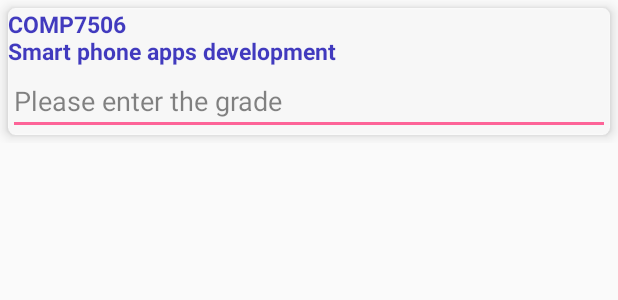
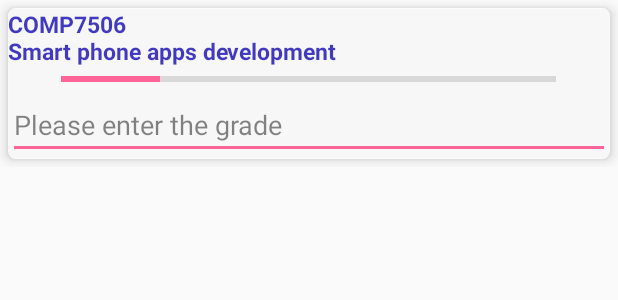
Before and after one commit to SmartPhoneGroup14/CourseSchedule, an Android app: the layout cardview_grade.xml on its own in the app's theme, with its tools: preview values and no code run, on a phone screen of 412 x 824 dp. Shown: the top 300 px of the screen. Run offline under Robolectric (Android 15) with nearby library versions, the phone set to English and light mode, and no system bars.

Commit message:
Add GPA calculator to Bottom Navigation 5th progress bar

```diff
--- a/app/src/main/res/layout/cardview_grade.xml
+++ b/app/src/main/res/layout/cardview_grade.xml
@@ -39,9 +39,21 @@
                         android:textSize="15dp"
                         android:textStyle="bold"
                         tools:text="COMP7506\nSmart phone apps development" />
-
+                    <ProgressBar
+                        android:layout_gravity="center_horizontal"
+                        android:id="@+id/progesss"
+                        style="@style/Widget.AppCompat.ProgressBar.Horizontal"
+                        android:layout_width="330dp"
+                        android:layout_height="wrap_content"
+                        android:indeterminateDrawable="@android:drawable/progress_indeterminate_horizontal"
+                        android:indeterminateOnly="false"
+                        android:max="100"
+                        android:maxHeight="50dp"
+                        android:minHeight="16dp"
+                        android:progress="20"/>
                     <EditText
                         android:id="@+id/card_grade"
+                        android:inputType="number"
                         android:hint="Please enter the grade"
                         android:layout_width="match_parent"
                         android:layout_height="wrap_content" />
--- a/app/src/main/res/layout/fragment_calculator.xml
+++ b/app/src/main/res/layout/fragment_calculator.xml
@@ -45,12 +45,10 @@
                 android:id="@+id/calculator_linear_layout"
                 android:layout_width="match_parent"
                 android:layout_height="wrap_content"
-            android:layout_margin="15dp"
+                android:layout_margin="5dp"
                 android:background="@android:color/white"
                 android:orientation="vertical">
-
             </LinearLayout>
         </android.support.v4.widget.NestedScrollView>
-
     </android.support.v7.widget.LinearLayoutCompat>
 </android.support.design.widget.CoordinatorLayout>
```
Lines whose indentation alone changed are shown as unchanged.
